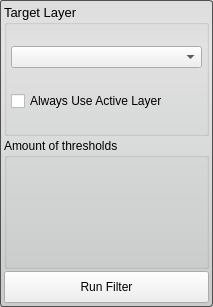
This is Interface/ToolInterface/OtsuThresholdFilterInterface.ui in jessdtate/Seg3D as Qt 5 draws it before an edit. The edited form follows.
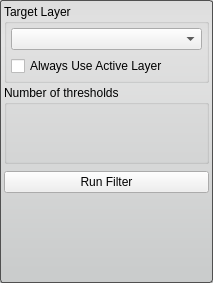
This is the edited form. Custom widgets are drawn as their Qt base class.

Diff of the .ui file:
```diff
--- a/Interface/ToolInterface/OtsuThresholdFilterInterface.ui
+++ b/Interface/ToolInterface/OtsuThresholdFilterInterface.ui
@@ -7,7 +7,7 @@
     <x>0</x>
     <y>0</y>
     <width>213</width>
-    <height>307</height>
+    <height>283</height>
    </rect>
   </property>
   <property name="sizePolicy">
@@ -52,14 +52,7 @@
     <number>4</number>
    </property>
    <item>
-    <layout class="QHBoxLayout" name="horizontalLayout_6">
-     <item>
       <widget class="QGroupBox" name="target_groupbox_">
-       <property name="font">
-        <font>
-         <pointsize>10</pointsize>
-        </font>
-       </property>
        <property name="title">
         <string>Target Layer</string>
        </property>
@@ -78,6 +71,21 @@
          </widget>
         </item>
         <item>
+       <widget class="QWidget" name="widget_4" native="true">
+        <property name="minimumSize">
+         <size>
+          <width>0</width>
+          <height>20</height>
+         </size>
+        </property>
+        <layout class="QHBoxLayout" name="horizontalLayout_3">
+         <property name="spacing">
+          <number>0</number>
+         </property>
+         <property name="margin">
+          <number>0</number>
+         </property>
+         <item>
          <widget class="QCheckBox" name="use_active_layer_">
           <property name="text">
            <string>Always Use Active Layer</string>
@@ -88,25 +96,31 @@
       </widget>
      </item>
     </layout>
+    </widget>
    </item>
-   <item>
-    <layout class="QHBoxLayout" name="amountHLayout_top">
      <item>
       <widget class="QGroupBox" name="groupBox">
        <property name="title">
-        <string>Amount of thresholds</string>
+      <string>Number of thresholds</string>
        </property>
        <layout class="QHBoxLayout" name="horizontalLayout_2">
-        <property name="margin">
+      <property name="leftMargin">
+       <number>4</number>
+      </property>
+      <property name="topMargin">
+       <number>2</number>
+      </property>
+      <property name="rightMargin">
+       <number>4</number>
+      </property>
+      <property name="bottomMargin">
          <number>4</number>
         </property>
         <item>
-         <layout class="QHBoxLayout" name="amountHLayout_bottom"/>
+       <widget class="QtUtils::QtSliderIntCombo" name="amount_" native="true"/>
         </item>
        </layout>
       </widget>
-     </item>
-    </layout>
    </item>
    <item>
     <widget class="QWidget" name="widget" native="true">
@@ -131,12 +145,6 @@
       </property>
       <item>
        <widget class="QPushButton" name="runFilterButton">
-        <property name="sizePolicy">
-         <sizepolicy hsizetype="Expanding" vsizetype="Preferred">
-          <horstretch>0</horstretch>
-          <verstretch>0</verstretch>
-         </sizepolicy>
-        </property>
         <property name="layoutDirection">
          <enum>Qt::RightToLeft</enum>
         </property>
@@ -149,10 +157,24 @@
     </widget>
    </item>
    <item>
-    <layout class="QHBoxLayout" name="histogramHLayout"/>
+    <widget class="QtUtils::QtHistogramWidget" name="histogram_" native="true"/>
    </item>
   </layout>
  </widget>
+ <customwidgets>
+  <customwidget>
+   <class>QtUtils::QtSliderIntCombo</class>
+   <extends>QWidget</extends>
+   <header location="global">QtUtils/Widgets/QtSliderIntCombo.h</header>
+   <container>1</container>
+  </customwidget>
+  <customwidget>
+   <class>QtUtils::QtHistogramWidget</class>
+   <extends>QWidget</extends>
+   <header location="global">QtUtils/Widgets/QtHistogramWidget.h</header>
+   <container>1</container>
+  </customwidget>
+ </customwidgets>
  <resources/>
  <connections/>
 </ui>
```
Lines whose indentation alone changed are shown as unchanged.
